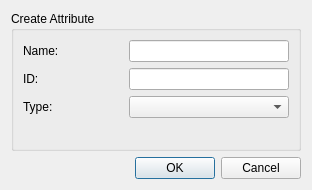
This is ui/designer/AddAttributeDialog.ui in mfessenden/SceneGraph as Qt 5 draws it before an edit. The edited form follows.
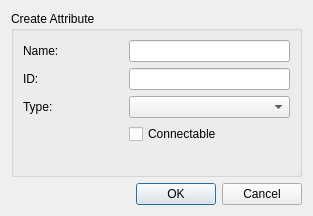
This is the edited form.

Commit message: - fix for FileEditor widget not retaining attribute type, values - add FileEditor QDirModel completer

Patch:
```diff
--- a/ui/designer/AddAttributeDialog.ui
+++ b/ui/designer/AddAttributeDialog.ui
@@ -6,8 +6,8 @@
    <rect>
     <x>0</x>
     <y>0</y>
-    <width>312</width>
-    <height>190</height>
+    <width>313</width>
+    <height>216</height>
    </rect>
   </property>
   <property name="windowTitle">
@@ -71,6 +71,13 @@
       <item row="2" column="1">
        <widget class="QComboBox" name="typeComboBox"/>
       </item>
+      <item row="3" column="1">
+       <widget class="QCheckBox" name="checkbox_connectable">
+        <property name="text">
+         <string>Connectable</string>
+        </property>
+       </widget>
+      </item>
      </layout>
     </widget>
    </item>
```
The commit also changes 12 other files.
